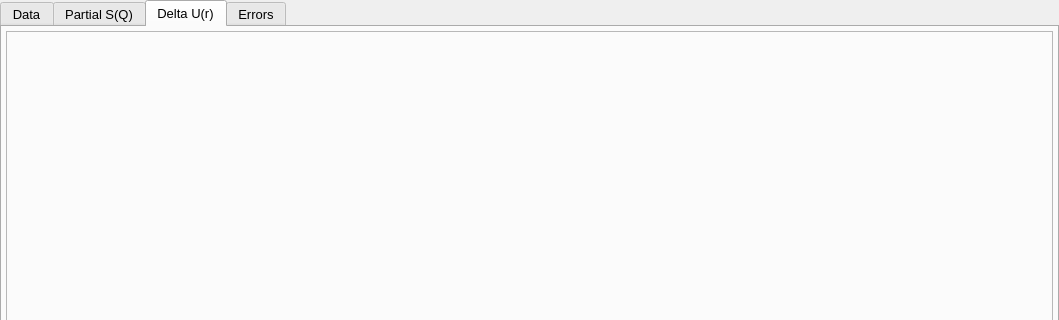
Above: src/modules/refine/gui/modulewidget.ui from disorderedmaterials/dissolve before the change; both pictures show x 0 to 1059 and y 0 to 320 of the 1059 by 745 pixel window. Below: the same form after it.
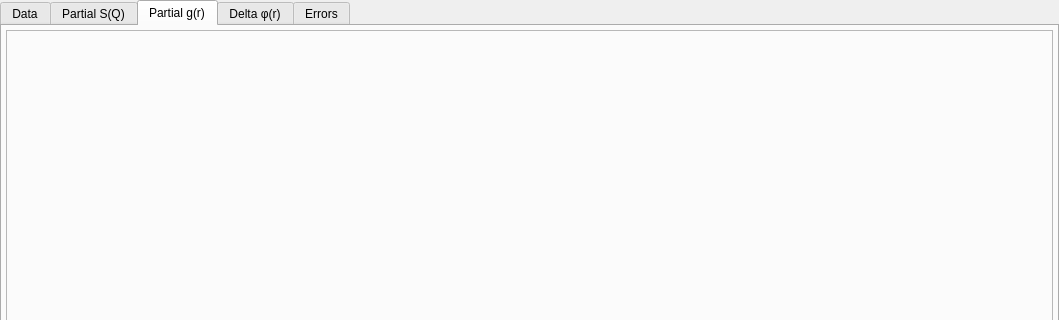
That is the form after the change. The open tabs and pages were chosen to show the change.

```diff
--- a/src/modules/refine/gui/modulewidget.ui
+++ b/src/modules/refine/gui/modulewidget.ui
@@ -18,7 +18,7 @@
   </property>
   <property name="font">
    <font>
-    <pointsize>10</pointsize>
+    <pointsize>9</pointsize>
    </font>
   </property>
   <property name="windowTitle">
@@ -44,7 +44,7 @@
     <widget class="QTabWidget" name="Tabs">
      <property name="font">
       <font>
-       <pointsize>10</pointsize>
+       <pointsize>9</pointsize>
       </font>
      </property>
      <property name="currentIndex">
@@ -134,7 +134,48 @@
      </widget>
      <widget class="QWidget" name="DeltaURTab">
       <attribute name="title">
-       <string>Delta U(r)</string>
+       <string>Partial g(r)</string>
+      </attribute>
+      <layout class="QHBoxLayout" name="horizontalLayout_6">
+       <property name="spacing">
+        <number>4</number>
+       </property>
+       <property name="leftMargin">
+        <number>4</number>
+       </property>
+       <property name="topMargin">
+        <number>4</number>
+       </property>
+       <property name="rightMargin">
+        <number>4</number>
+       </property>
+       <property name="bottomMargin">
+        <number>4</number>
+       </property>
+       <item>
+        <widget class="QFrame" name="PartialGRPlotWidget">
+         <property name="sizePolicy">
+          <sizepolicy hsizetype="Expanding" vsizetype="Expanding">
+           <horstretch>0</horstretch>
+           <verstretch>0</verstretch>
+          </sizepolicy>
+         </property>
+         <property name="acceptDrops">
+          <bool>true</bool>
+         </property>
+         <property name="frameShape">
+          <enum>QFrame::StyledPanel</enum>
+         </property>
+         <property name="frameShadow">
+          <enum>QFrame::Sunken</enum>
+         </property>
+        </widget>
+       </item>
+      </layout>
+     </widget>
+     <widget class="QWidget" name="DeltaPhiRTab">
+      <attribute name="title">
+       <string>Delta φ(r)</string>
       </attribute>
       <layout class="QHBoxLayout" name="horizontalLayout_4">
        <property name="spacing">
```
Left out of the diff: 4 changed lines with no effect on the pictures.
